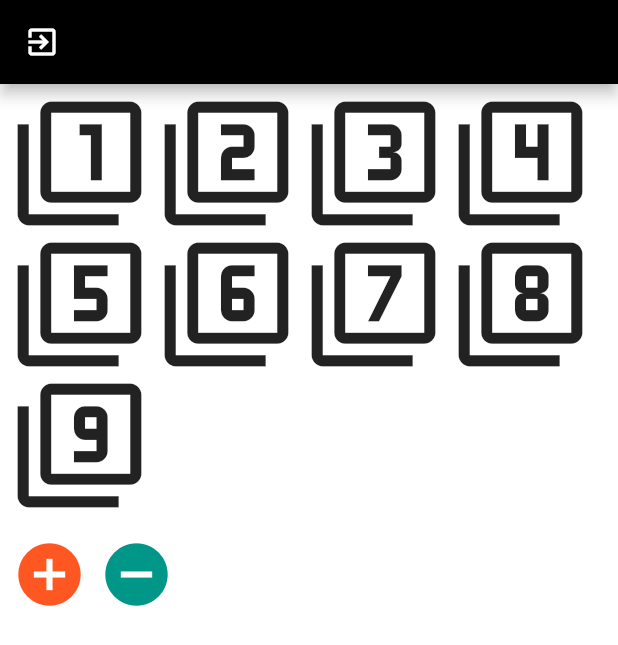
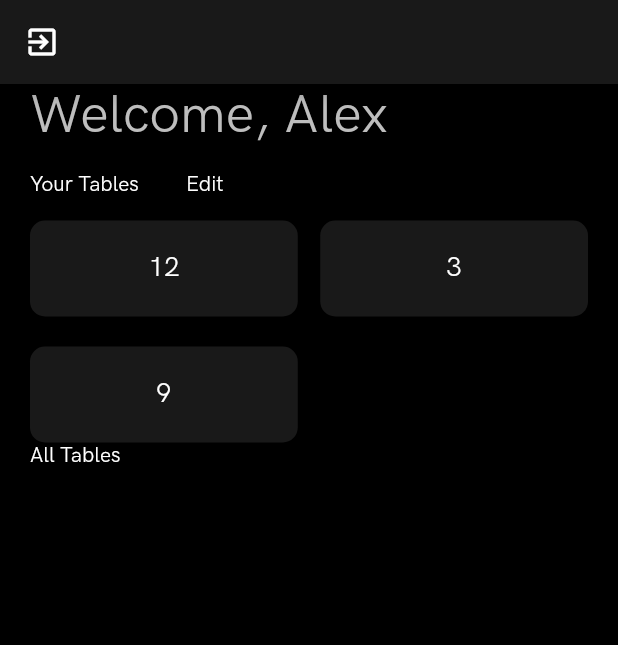
Before and after one commit to Mise-Technologies/mobile, a Flutter app: the screen it shows after launch, on a phone screen of 412 x 824 dp. Shown: the top 645 px of the screen. Run offline on Flutter 3.47's test engine with Material 2 defaults, Android fonts, the phone set to English and light mode, and no system bars; drawn by our look-alikes of reorderables; missing offline and left inert: ordered_set.

Commit message:
Finished table selection page without animation

```diff
--- a/lib/components/menu_button.dart
+++ b/lib/components/menu_button.dart
@@ -2,40 +2,47 @@ import 'package:flutter/material.dart';
 
 class MenuButton extends StatelessWidget {
 
-  final text;
-  var textAlign = TextAlign.left;
+  static const double kDefaultHeight = 64.0;
+
+  final String text;
+  final Alignment align;
   final void Function() onPressed;
+  final double height;
+  final double width;
+  final Widget overlay;
 
-
-  MenuButton({this.text, this.textAlign, this.onPressed});
+  MenuButton({
+    this.text = "",
+    this.align = Alignment.centerLeft,
+    @required this.onPressed,
+    this.height = MenuButton.kDefaultHeight,
+    this.width,
+    this.overlay
+  });
 
   @override
   Widget build(BuildContext context) {
     // Maybe it should be just SizedBox?
     return SizedBox(
-      height: 65.0,
-      child: RaisedButton(
+      height: this.height,
+      width: this.width,
+      child: RaisedButton(onPressed: this.onPressed,
+        padding: EdgeInsets.all(0.0),
+        color: Theme.of(context).accentColor,
         shape: RoundedRectangleBorder(
-           borderRadius: new BorderRadius.circular(10.0),
+          borderRadius: new BorderRadius.circular(10.0),
         ),
-        color: Theme.of(context).accentColor,
-        child: Row(
-          mainAxisAlignment: MainAxisAlignment.center, // Center the Widgets.
-          mainAxisSize: MainAxisSize.max, //Use all width in raised button
-          children: <Widget>[
-            Expanded( //prevents overflow
-              child: Padding(
-                padding: EdgeInsets.symmetric(horizontal: 20.0, vertical: 24.0),
-                child: Text(
-                  this.text,
-                  style: TextStyle(fontSize: 18.0, color: Colors.white),
-                  textAlign: this.textAlign,
-                )
-              )
+        child: Stack(children: [
+          Container(
+            padding: EdgeInsets.symmetric(horizontal: 20.0),
+            alignment: this.align,
+            child: Text(
+              this.text,
+              style: TextStyle(fontSize: 18.0, color: Colors.white),
             )
-          ]
-        ),
-        onPressed: this.onPressed
+          ),
+          this.overlay,
+        ]),
       )
 
     );
--- a/lib/main.dart
+++ b/lib/main.dart
@@ -7,9 +7,9 @@ void main() {
     theme: ThemeData(
       scaffoldBackgroundColor: Colors.black,
       primaryColor: Colors.black,
-      accentColor: Color.fromRGBO(255, 255, 255, 0.1),
+      accentColor: Color.fromRGBO(25, 25, 25, 1),
       fontFamily: 'HKGrotesk',
     ),
-    home: TablesScreen(),
+    home: TableScreen(),
   ));
 }
--- a/lib/screens/tables_screen.dart
+++ b/lib/screens/tables_screen.dart
@@ -1,103 +1,204 @@
 import 'package:flutter/material.dart';
-import 'package:reorderables/reorderables.dart';
+import 'package:moPass/components/menu_button.dart';
+import 'package:ordered_set/ordered_set.dart';
+import 'package:provider/provider.dart';
 
-class TablesScreen extends StatefulWidget {
+class TableScreen extends StatelessWidget {
+  @override
+  Widget build(BuildContext context) {
+    return ChangeNotifierProvider<_EditingMode>(
+      builder: (_) => _EditingMode(),
+      child: _TablesScreen(),
+    );
+  }
+}
+
+class _TablesScreen extends StatefulWidget {
 
   @override
   _TablesScreenState createState() => _TablesScreenState();
 }
 
-class _TablesScreenState extends State<TablesScreen> {
+class _TablesScreenState extends State<_TablesScreen> with SingleTickerProviderStateMixin {
 
-  final double _iconSize = 90;
-  List<Widget> _tiles;
+  static const double _kCrossAxisSpacing = 15.0;
+  static const double _kHorizontalPadding = 20.0;
+  static const double _kMainAxisSpacing = 20.0;
+
+  AnimationController _controller;
+  List<String> myTables = [];
+  OrderedSet<String> allTables = OrderedSet((a, b) {
+    return int.tryParse(a) - int.tryParse(b);
+  });
+
+  void Function() _onPressedNormal(String id) {
+    return () => print("Navigating to table " + id);
+  }
+
+  void Function() _onPressedEditing(String id) {
+    return () {
+      bool isMyTable = true;
+      var tableIt = myTables.where((t) => t == id);
+      if (tableIt.isEmpty) {
+        isMyTable = false;
+        tableIt = allTables.where((t) => t == id);
+      }
+      final table = tableIt.single;
+      setState(() {
+        if (isMyTable) {
+          myTables.remove(table);
+          allTables.add(table);
+        } else {
+          allTables.remove(table);
+          myTables.add(table);
+        }
+      });
+    };
+  }
 
   @override
   void initState() {
     super.initState();
-    _tiles = <Widget>[
-      Icon(Icons.filter_1, size: _iconSize),
-      Icon(Icons.filter_2, size: _iconSize),
-      Icon(Icons.filter_3, size: _iconSize),
-      Icon(Icons.filter_4, size: _iconSize),
-      Icon(Icons.filter_5, size: _iconSize),
-      Icon(Icons.filter_6, size: _iconSize),
-      Icon(Icons.filter_7, size: _iconSize),
-      Icon(Icons.filter_8, size: _iconSize),
-      Icon(Icons.filter_9, size: _iconSize),
-    ];
+    _controller = AnimationController(
+      vsync: this,
+      duration: Duration(milliseconds: 500),
+    );
+    _controller.forward();
+
+    myTables = ["12", "3", "9"];
+    var all = ["1", "2", "4", "5", "6", '7', '8', '10', '11'].toSet();
+    allTables.addAll(all);
+  }
+
+  @override
+  void dispose() {
+    super.dispose();
+    _controller.dispose();
   }
 
   @override
   Widget build(BuildContext context) {
-    void _onReorder(int oldIndex, int newIndex) {
-      setState(() {
-        Widget row = _tiles.removeAt(oldIndex);
-        _tiles.insert(newIndex, row);
-      });
-    }
-
-    var wrap = ReorderableWrap(
-      spacing: 8.0,
-      runSpacing: 4.0,
-      padding: const EdgeInsets.all(8),
-      children: _tiles,
-      onReorder: _onReorder,
-       onNoReorder: (int index) {
-        //this callback is optional
-        debugPrint('${DateTime.now().toString().substring(5, 22)} reorder cancelled. index:$index');
-      },
-      onReorderStarted: (int index) {
-        //this callback is optional
-        debugPrint('${DateTime.now().toString().substring(5, 22)} reorder started: index:$index');
-      }
-    );
-
-    var column = Column(
-      crossAxisAlignment: CrossAxisAlignment.start,
-      children: <Widget>[
-        wrap,
-        ButtonBar(
-          alignment: MainAxisAlignment.start,
-          children: <Widget>[
-            IconButton(
-              iconSize: 50,
-              icon: Icon(Icons.add_circle),
-              color: Colors.deepOrange,
-              padding: const EdgeInsets.all(0.0),
-              onPressed: () {
-                var newTile = Icon(Icons.filter_9_plus, size: _iconSize);
-                setState(() {
-                  _tiles.add(newTile);
-                });
-              },
-            ),
-            IconButton(
-              iconSize: 50,
-              icon: Icon(Icons.remove_circle),
-              color: Colors.teal,
-              padding: const EdgeInsets.all(0.0),
-              onPressed: () {
-                setState(() {
-                  _tiles.removeAt(0);
-                });
-              },
-            ),
-          ],
-        ),
-      ],
-    );
-
+    final _EditingMode mode = Provider.of<_EditingMode>(context);
+    final size = MediaQuery.of(context).size;
+    final tileWidth = (size.width - _kCrossAxisSpacing - _kHorizontalPadding * 2) / 2;
+    final ratio = tileWidth / MenuButton.kDefaultHeight;
     return Scaffold(
       appBar: AppBar(
+        backgroundColor: Theme.of(context).accentColor,
         leading: IconButton(
           icon: Icon(Icons.exit_to_app),
           onPressed: () {},
         ),
       ),
-      backgroundColor: Theme.of(context).accentColor,
-      body: column
+      backgroundColor: Theme.of(context).primaryColor,
+      body: Container(
+        padding: EdgeInsets.symmetric(horizontal: _kHorizontalPadding),
+        child: ListView(
+          children: <Widget>[
+            Text("Welcome, Alex",
+              style: TextStyle(fontSize: 36.0, color: Color.fromRGBO(190, 190, 190, 1)),
+            ),
+            Row(
+              children: <Widget>[
+                Text("Your Tables", style: TextStyle(color: Colors.white)),
+                FlatButton(
+                  onPressed: () => mode.isEditing = !mode.isEditing,
+                  child: Text(mode.isEditing? "Save": "Edit",
+                    style: TextStyle(color: Colors.white),
+                  ),
+                )
+              ],
+            ),
+            GridView.count(
+              crossAxisCount: 2,
+              crossAxisSpacing: _kCrossAxisSpacing,
+              mainAxisSpacing: _kMainAxisSpacing,
+              childAspectRatio: ratio,
+              children: myTables.map<_TableTile>((String id) =>
+                _TableTile(id: id,
+                  isMyTable: true,
+                  onPressedEditing: _onPressedEditing(id),
+                  onPressedNormal: _onPressedNormal(id),
+                )
+              ).toList(),
+              shrinkWrap: true,
+              primary: false,
+              addAutomaticKeepAlives: true,
+            ),
+            Text("All Tables", style: TextStyle(color: Colors.white),),
+            GridView.count(
+              crossAxisCount: 2,
+              crossAxisSpacing: _kCrossAxisSpacing,
+              mainAxisSpacing: _kMainAxisSpacing,
+              childAspectRatio: ratio,
+              children: allTables.map<_TableTile>((String id) =>
+                _TableTile(id: id,
+                  isMyTable: false,
+                  onPressedEditing: _onPressedEditing(id),
+                  onPressedNormal: _onPressedNormal(id),
+                )
+              ).toList(),
+              shrinkWrap: true,
+              primary: false,
+              addAutomaticKeepAlives: true,
+            )
+          ],
+        ),
+      )
     );
   }
 
 }
+
+class _TableTile extends StatelessWidget {
+
+  final String id;
+  final bool isMyTable;
+  final void Function() onPressedNormal;
+  final void Function() onPressedEditing;
+
+  _TableTile({
+    @required this.id,
+    @required this.onPressedNormal,
+    @required this.onPressedEditing,
+    @required this.isMyTable,
+  });
+
+  @override
+  Widget build(BuildContext context) {
+    final _EditingMode mode = Provider.of<_EditingMode>(context);
+    IconData icon;
+    Color color;
+    if (this.isMyTable) {
+      icon = Icons.remove_circle;
+      color = Color.fromRGBO(188, 75, 75, 1);
+    } else {
+      icon = Icons.add_circle;
+      color = Color.fromRGBO(113, 175, 64, 1);
+    }
+
+    return MenuButton(
+      align: Alignment.center,
+      text: this.id,
+      onPressed: mode.isEditing? this.onPressedEditing: this.onPressedNormal,
+      overlay: Visibility(visible: mode.isEditing,
+        child: Container(
+          alignment: Alignment.centerLeft,
+          child: Icon(icon, color: color),
+          padding: EdgeInsets.only(left: 12.0),
+        ),
+      ),
+    );
+  }
+}
+
+class _EditingMode extends ChangeNotifier {
+  bool _isEditing = false;
+
+  bool get isEditing => _isEditing;
+
+  set isEditing(bool editing) {
+    _isEditing = editing;
+    notifyListeners();
+  }
+}
--- a/pubspec.yaml
+++ b/pubspec.yaml
@@ -21,7 +21,7 @@ dependencies:
     sdk: flutter
   path_provider:
   path:
-  reorderables:
+  ordered_set:
 
   cupertino_icons: ^0.1.2
   dio: 2.1.0
```
